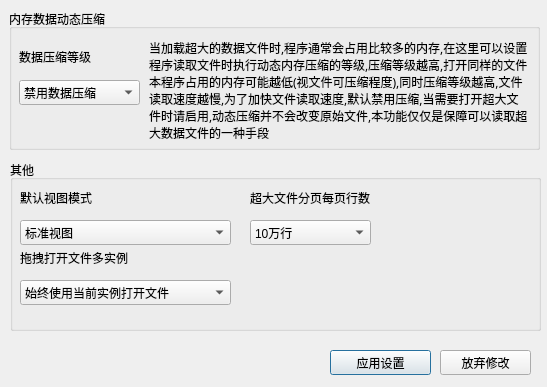
First picture: the form in src/dialogpreference.ui, repository cnldw/FinanceFileReader, before the edit.
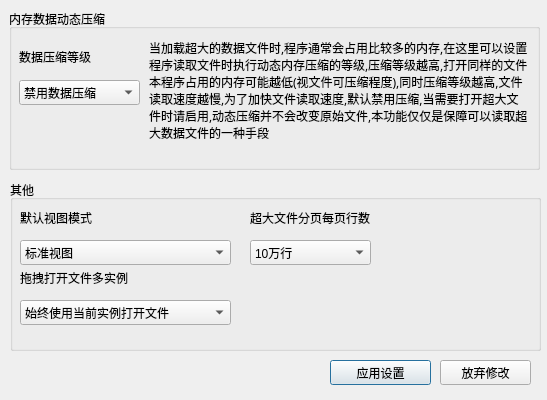
Second picture: the form after the edit.

```diff
--- a/src/dialogpreference.ui
+++ b/src/dialogpreference.ui
@@ -7,19 +7,19 @@
     <x>0</x>
     <y>0</y>
     <width>547</width>
-    <height>387</height>
+    <height>400</height>
    </rect>
   </property>
   <property name="minimumSize">
    <size>
     <width>547</width>
-    <height>387</height>
+    <height>400</height>
    </size>
   </property>
   <property name="maximumSize">
    <size>
     <width>547</width>
-    <height>387</height>
+    <height>400</height>
    </size>
   </property>
   <property name="windowTitle">
@@ -31,7 +31,7 @@
      <x>9</x>
      <y>9</y>
      <width>531</width>
-     <height>141</height>
+     <height>161</height>
     </rect>
    </property>
    <property name="title">
@@ -94,7 +94,7 @@
       <x>140</x>
       <y>30</y>
       <width>381</width>
-      <height>101</height>
+      <height>111</height>
      </rect>
     </property>
     <property name="font">
@@ -118,7 +118,7 @@
    <property name="geometry">
     <rect>
      <x>10</x>
-     <y>160</y>
+     <y>180</y>
      <width>531</width>
      <height>171</height>
     </rect>
@@ -263,7 +263,7 @@
    <property name="geometry">
     <rect>
      <x>330</x>
-     <y>350</y>
+     <y>360</y>
      <width>101</width>
      <height>25</height>
     </rect>
@@ -276,7 +276,7 @@
    <property name="geometry">
     <rect>
      <x>440</x>
-     <y>350</y>
+     <y>360</y>
      <width>91</width>
      <height>25</height>
     </rect>
```
